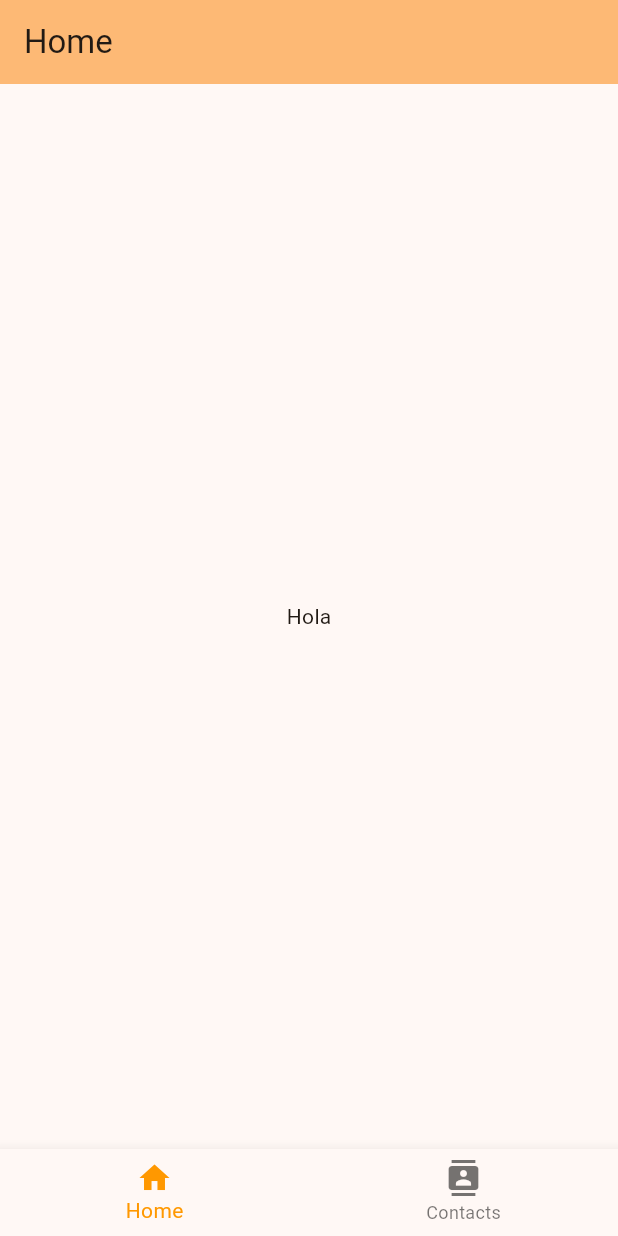
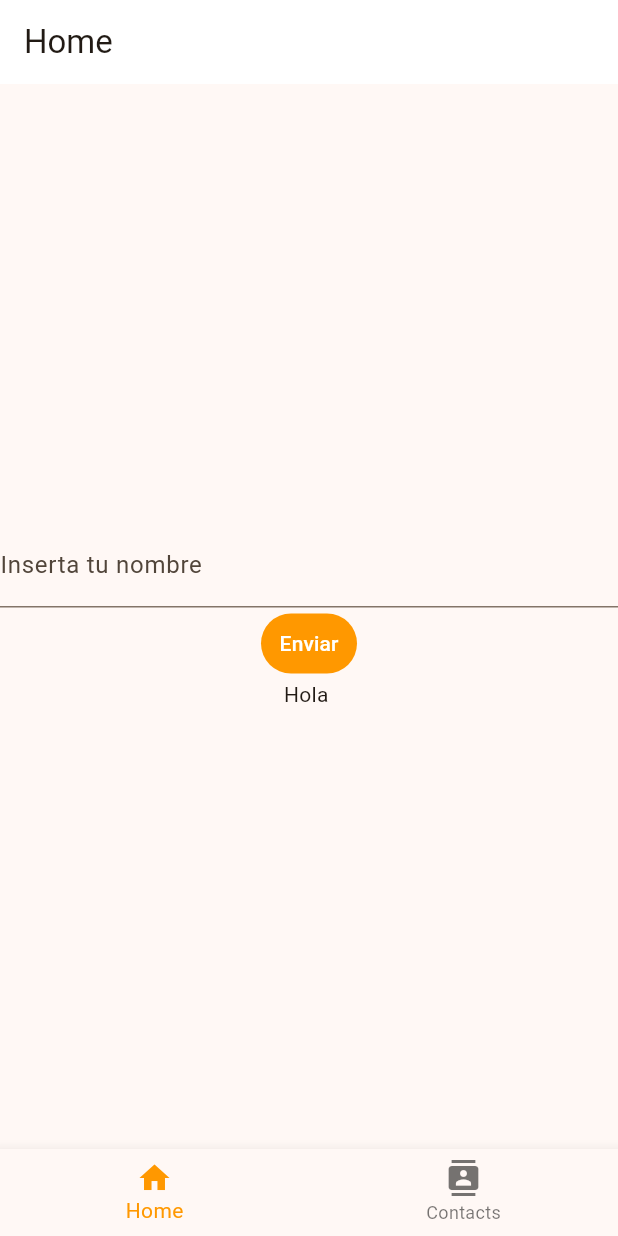
Before and after one commit to HiramZednem/HEYCAP-FLUTTER, a Flutter app: the screen it shows after launch, on a phone screen of 412 x 824 dp. Run offline on Flutter 3.47's test engine with Material 3 defaults, Android fonts, the phone set to English and light mode, and no system bars.

Commit message:
ADD: Funcionalidad statefulwidget, Button y TextField

```diff
--- a/lib/main.dart
+++ b/lib/main.dart
@@ -35,7 +35,7 @@ class _MainScreenState extends State<MainScreen> {
   int _selectedIndex = 0;
 
   // List of screens to display in the navigation bar
-  final List<Widget> _screens = [const HomeScreen(), const ContactsScreen()];
+  final List<Widget> _screens = [ HomeScreen(), const ContactsScreen()];
 
   void _onItemTapped(int index) {
     setState(() {
--- a/lib/screen/home.dart
+++ b/lib/screen/home.dart
@@ -1,16 +1,50 @@
 import 'package:flutter/material.dart';
 
-class HomeScreen extends StatelessWidget {
-  const HomeScreen({super.key});
+class HomeScreen extends StatefulWidget {
+  HomeScreen({Key? key}) : super(key: key);
+
+  @override
+  _HomeScreenState createState() => _HomeScreenState();
+}
+
+class _HomeScreenState extends State<HomeScreen> {
+  String nombre = '';  // Aquí se almacena el estado del nombre
+
+  final TextEditingController _controller = TextEditingController(); // Controlador para el TextField
 
   @override
   Widget build(BuildContext context) {
     return Scaffold(
       appBar: AppBar(
         title: const Text('Home'),
-        backgroundColor: Theme.of(context).colorScheme.inversePrimary,
+        backgroundColor: Theme.of(context).colorScheme.onPrimary,
       ),
-      body: const Center(child: Text('Hola')),
+      body: Center(
+        child: Column(
+          mainAxisAlignment: MainAxisAlignment.center, // Centra los elementos en la columna
+          children: [
+            TextField(
+              controller: _controller,  // Asocia el controlador al TextField
+              decoration: const InputDecoration(
+                labelText: 'Inserta tu nombre',
+              ),
+            ),
+            TextButton(
+              style: ButtonStyle(
+                foregroundColor: MaterialStateProperty.all(Colors.white),
+                backgroundColor: MaterialStateProperty.all(Colors.orange),
+              ),
+              onPressed: () {
+                setState(() {
+                  nombre = _controller.text;  // Actualiza el estado con el valor del TextField
+                });
+              },
+              child: const Text('Enviar'),
+            ),
+            Text('Hola $nombre'),
+          ],
+        ),
+      ),
     );
   }
 }
```
